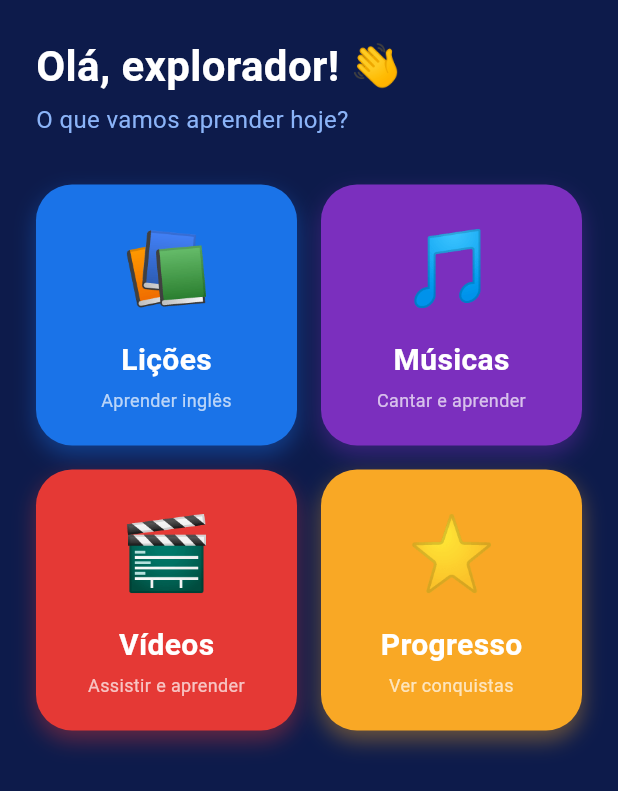
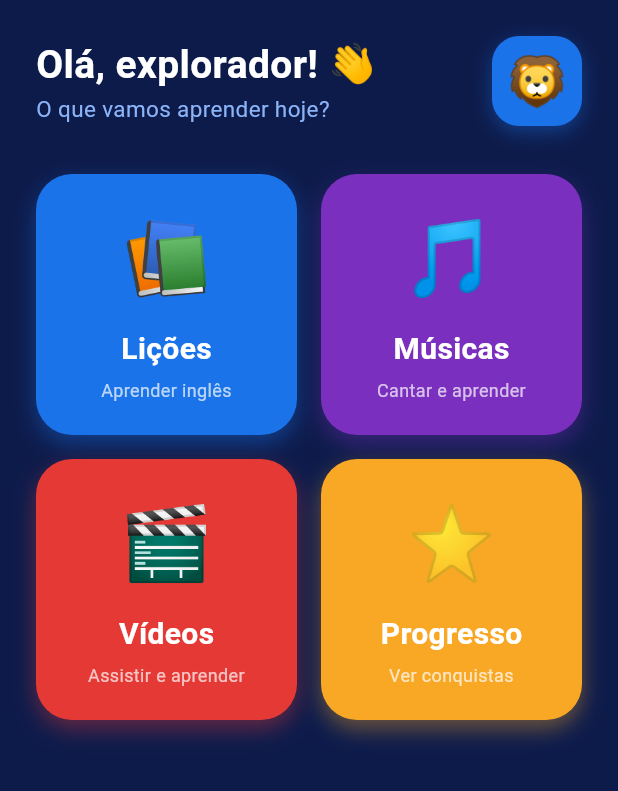
Before and after one commit to pribondanstoll-del/universo-de-noah-app, a Flutter app: the screen it shows after launch, on a phone screen of 412 x 824 dp. Shown: the top 791 px of the screen. Run offline on Flutter 3.47's test engine with Material 3 defaults, Android fonts, the phone set to English and light mode, and no system bars; our stand-ins replace shared_preferences.

Commit message:
feat: perfil da crianca com nome e avatar

```diff
--- a/lib/home_screen.dart
+++ b/lib/home_screen.dart
@@ -1,11 +1,44 @@
+import 'package:flutter/material.dart';
+import 'package:shared_preferences/shared_preferences.dart';
 import 'niveis_screen.dart';
-import 'package:flutter/material.dart';
+import 'perfil_screen.dart';
 
-class HomeScreen extends StatelessWidget {
+class HomeScreen extends StatefulWidget {
   const HomeScreen({super.key});
 
   @override
+  State<HomeScreen> createState() => _HomeScreenState();
+}
+
+class _HomeScreenState extends State<HomeScreen> {
+  String _nome = '';
+  String _avatar = '🦁';
+  bool _carregando = true;
+
+  @override
+  void initState() {
+    super.initState();
+    _carregarPerfil();
+  }
+
+  Future<void> _carregarPerfil() async {
+    final prefs = await SharedPreferences.getInstance();
+    setState(() {
+      _nome = prefs.getString('nome_crianca') ?? '';
+      _avatar = prefs.getString('avatar_crianca') ?? '🦁';
+      _carregando = false;
+    });
+  }
+
+  @override
   Widget build(BuildContext context) {
+    if (_carregando) {
+      return const Scaffold(
+        backgroundColor: Color(0xFF0D1B4B),
+        body: Center(child: CircularProgressIndicator(color: Color(0xFF8BB4F8))),
+      );
+    }
+
     return Scaffold(
       backgroundColor: const Color(0xFF0D1B4B),
       body: SafeArea(
@@ -14,22 +47,65 @@ class HomeScreen extends StatelessWidget {
           child: Column(
             crossAxisAlignment: CrossAxisAlignment.start,
             children: [
-              // Saudação
-              const Text(
-                'Olá, explorador! 👋',
-                style: TextStyle(
+              // Header com perfil
+              Row(
+                children: [
+                  Expanded(
+                    child: Column(
+                      crossAxisAlignment: CrossAxisAlignment.start,
+                      children: [
+                        Text(
+                          _nome.isEmpty
+                              ? 'Olá, explorador! 👋'
+                              : 'Olá, $_nome! 👋',
+                          style: const TextStyle(
                             color: Colors.white,
-                  fontSize: 28,
+                            fontSize: 26,
                             fontWeight: FontWeight.bold,
                           ),
                         ),
-              const SizedBox(height: 4),
                         const Text(
                           'O que vamos aprender hoje?',
                           style: TextStyle(
                             color: Color(0xFF8BB4F8),
-                  fontSize: 16,
+                            fontSize: 15,
                           ),
+                        ),
+                      ],
+                    ),
+                  ),
+                  // Avatar clicável
+                  GestureDetector(
+                    onTap: () async {
+                      await Navigator.push(
+                        context,
+                        MaterialPageRoute(
+                          builder: (_) => const PerfilScreen(),
+                        ),
+                      );
+                      _carregarPerfil();
+                    },
+                    child: Container(
+                      width: 60,
+                      height: 60,
+                      decoration: BoxDecoration(
+                        color: const Color(0xFF1A73E8),
+                        borderRadius: BorderRadius.circular(18),
+                        boxShadow: [
+                          BoxShadow(
+                            color: const Color(0xFF1A73E8).withOpacity(0.4),
+                            blurRadius: 10,
+                            offset: const Offset(0, 4),
+                          ),
+                        ],
+                      ),
+                      child: Center(
+                        child: Text(_avatar,
+                            style: const TextStyle(fontSize: 32)),
+                      ),
+                    ),
+                  ),
+                ],
               ),
               const SizedBox(height: 32),
 
@@ -45,12 +121,10 @@ class HomeScreen extends StatelessWidget {
                       titulo: 'Lições',
                       subtitulo: 'Aprender inglês',
                       cor: const Color(0xFF1A73E8),
-onTap: () {
-  Navigator.push(
+                      onTap: () => Navigator.push(
                         context,
                         MaterialPageRoute(builder: (_) => const NiveisScreen()),
-  );
-},
+                      ),
                     ),
                     _MenuCard(
                       emoji: '🎵',
```
Also changed, not shown: lib/perfil_screen.dart (added, +237 -0 lines). Lines whose indentation alone changed are shown as unchanged.
